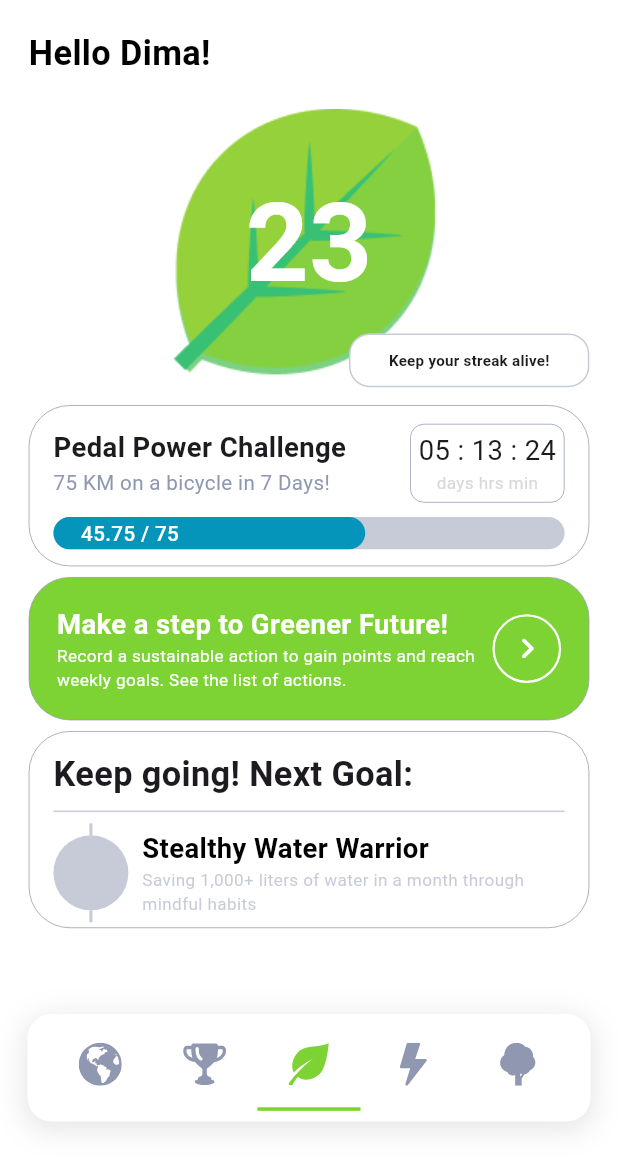
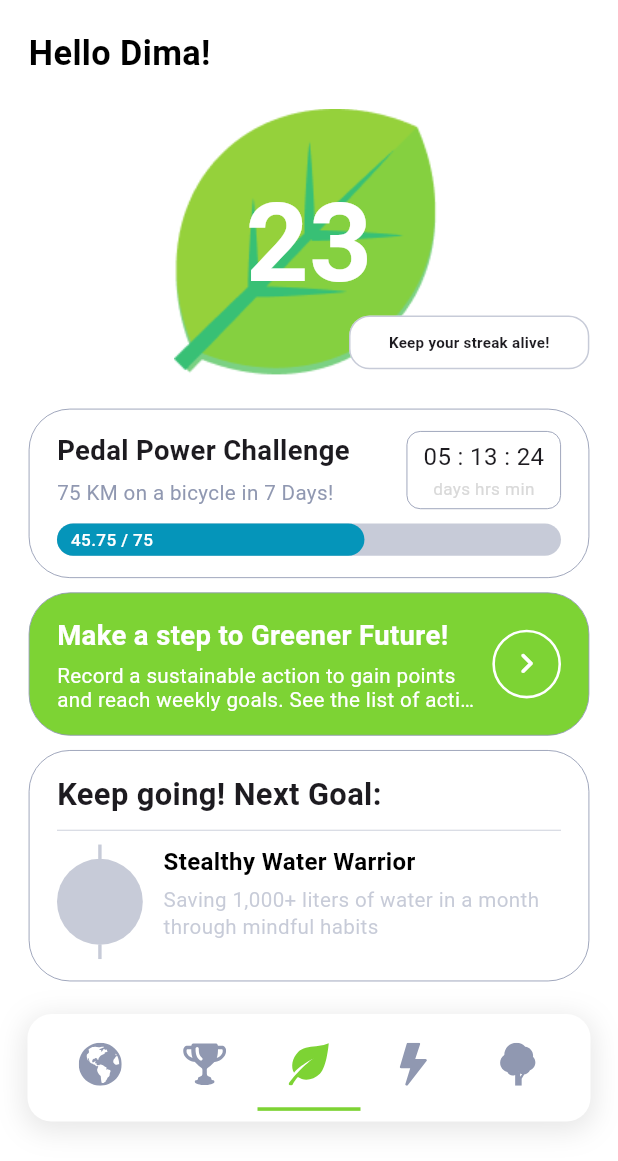
Before and after one commit to Kamal578/CH4NGE_UI, a Flutter app: the screen it shows after launch, on a phone screen of 412 x 824 dp, the part 75-1236 px from its top. Run offline on Flutter 3.47's test engine with Material 3 defaults, Android fonts, the phone set to English and light mode, and no system bars; our stand-ins replace dio, either_dart, flutter_bloc, flutter_dotenv, flutter_screenutil, flutter_svg and 3 more.

Commit message:
Adjusted spaces and fonts on Home/Challenges pages

```diff
--- a/lib/features/layers/presentation/screens/challenges/challenges_page.dart
+++ b/lib/features/layers/presentation/screens/challenges/challenges_page.dart
@@ -56,25 +56,27 @@ class _ChallengesPageState extends State<ChallengesPage> {
     );
   }
 
-  _buildWeeklyChallengeWidget() {
+  Widget _buildWeeklyChallengeWidget() {
   return Container(
     width: double.maxFinite,
-      height: 90.h,
-      padding: EdgeInsets.fromLTRB(16, 12, 16, 4),
+    constraints: BoxConstraints(minHeight: 90.h), // Use constraints instead of fixed height
+    padding: EdgeInsets.symmetric(horizontal: 16.w, vertical: 12.h),
     decoration: BoxDecoration(
       borderRadius: BorderRadius.circular(24.r),
       border: Border.all(
         color: const Color.fromARGB(255, 144, 152, 177),
-          width: 0.5,
+        width: 0.5.w, // Make border width responsive
       ),
     ),
     child: Column(
+      mainAxisSize: MainAxisSize.min,
       children: [
         Row(
-            mainAxisAlignment: MainAxisAlignment.spaceBetween,
+          crossAxisAlignment: CrossAxisAlignment.start,
           children: [
             Expanded(
               child: Column(
+                mainAxisSize: MainAxisSize.min,
                 crossAxisAlignment: CrossAxisAlignment.start,
                 children: [
                   Text(
@@ -83,7 +85,10 @@ class _ChallengesPageState extends State<ChallengesPage> {
                       fontSize: 16.sp,
                       fontWeight: FontWeight.w600,
                     ),
+                    maxLines: 1,
+                    overflow: TextOverflow.ellipsis,
                   ),
+                  SizedBox(height: 4.h),
                   Text(
                     "75 KM on a bicycle in 7 Days!",
                     style: TextStyle(
@@ -91,6 +96,7 @@ class _ChallengesPageState extends State<ChallengesPage> {
                       fontWeight: FontWeight.w400,
                       color: const Color.fromARGB(255, 144, 152, 177),
                     ),
+                    maxLines: 1,
                     overflow: TextOverflow.ellipsis,
                   ),
                 ],
@@ -98,7 +104,10 @@ class _ChallengesPageState extends State<ChallengesPage> {
             ),
             SizedBox(width: 8.w),
             Container(
-                width: 90.w,
+              constraints: BoxConstraints(
+                minWidth: 90.w,
+                maxWidth: 120.w, // Allow container to grow slightly
+              ),
               padding: EdgeInsets.symmetric(
                 horizontal: 4.w,
                 vertical: 4.h,
@@ -107,25 +116,32 @@ class _ChallengesPageState extends State<ChallengesPage> {
                 borderRadius: BorderRadius.circular(8.r),
                 border: Border.all(
                   color: const Color.fromARGB(255, 144, 152, 177),
-                    width: 0.5,
+                  width: 0.5.w,
                 ),
               ),
               child: Column(
+                mainAxisSize: MainAxisSize.min,
                 mainAxisAlignment: MainAxisAlignment.center,
                 children: [
-                    Text(
+                  FittedBox( // Ensure time text scales down
+                    child: Text(
                       "05 : 13 : 24",
                       style: TextStyle(
-                        fontSize: 16.sp,
+                        fontSize: 14.sp, // Reduced base size
                         fontWeight: FontWeight.w400,
                       ),
+                      maxLines: 1,
                     ),
+                  ),
+                  SizedBox(height: 2.h),
                   Text(
                     "days hrs min",
                     style: TextStyle(
                       fontSize: 10.sp,
                       color: const Color.fromARGB(255, 217, 217, 217),
                     ),
+                    maxLines: 1,
+                    overflow: TextOverflow.visible,
                   ),
                 ],
               ),
@@ -133,51 +149,57 @@ class _ChallengesPageState extends State<ChallengesPage> {
           ],
         ),
         SizedBox(height: 8.h),
-          SizedBox(child: _buildCompletedWeeklyAchievementBar(context)),
+        _buildCompletedWeeklyAchievementBar(context),
       ],
     ),
   );
 }
 
-  _buildCompletedWeeklyAchievementBar(BuildContext context) {
-    // Calculate the percentage of completed credits
+Widget _buildCompletedWeeklyAchievementBar(BuildContext context) {
   double percentageCompleted = 45.75 / 75;
 
-    return Stack(
+  return SizedBox(
+    height: 18.h,
+    child: Stack(
       children: [
         // Background bar
         Container(
-          height: 18.h,
           decoration: BoxDecoration(
             borderRadius: BorderRadius.circular(24.r),
             color: const Color.fromARGB(128, 144, 152, 177),
           ),
         ),
-        // Foreground bar representing progress
-        FractionallySizedBox(
-          widthFactor: percentageCompleted,
-          child: Container(
-            height: 18.h,
-            alignment: Alignment.center,
+        // Progress bar
+        LayoutBuilder(
+          builder: (context, constraints) {
+            return AnimatedContainer(
+              duration: const Duration(milliseconds: 300),
+              width: constraints.maxWidth * percentageCompleted,
               decoration: BoxDecoration(
                 borderRadius: BorderRadius.circular(24.r),
                 color: const Color.fromARGB(255, 5, 149, 186),
               ),
-            child: Container(
-              padding: EdgeInsets.only(left: 16.w),
+              child: Padding(
+                padding: EdgeInsets.symmetric(horizontal: 8.w),
+                child: Align(
                   alignment: Alignment.centerLeft,
                   child: Text(
                     "45.75 / 75",
                     style: TextStyle(
-                  fontSize: 12.sp,
+                      fontSize: 10.sp, // Reduced font size
                       fontWeight: FontWeight.w500,
                       color: Colors.white,
                     ),
+                    maxLines: 1,
+                    overflow: TextOverflow.fade,
                   ),
                 ),
               ),
+            );
+          },
         ),
       ],
+    ),
   );
 }
 
--- a/lib/features/layers/presentation/screens/home/view/home_page.dart
+++ b/lib/features/layers/presentation/screens/home/view/home_page.dart
@@ -33,12 +33,13 @@ class _HomePageState extends State<HomePage> {
             children: [
               _buildTitleWidget(),
               _buildStreakWidget(),
+              SizedBox(height: 2.h),
               _buildWeeklyChallengeWidget(),
-              SizedBox(height: 6.h),
+              SizedBox(height: 8.h),
               _buildActionListButtonWidget(),
-              SizedBox(height: 6.h),
+              SizedBox(height: 8.h),
               _buildNextAchievementWidget(),
-              SizedBox(height: 6.h),
+              SizedBox(height: 8.h),
             ],
           ),
         ),
@@ -89,7 +90,7 @@ class _HomePageState extends State<HomePage> {
             children: [
               Container(
                 width: double.maxFinite,
-                height: 140.h,
+                height: 130.h,
                 alignment: Alignment.centerLeft,
                 padding: EdgeInsets.only(left: 16.h),
                 child: FittedBox(
@@ -134,25 +135,27 @@ class _HomePageState extends State<HomePage> {
     );
   }
 
-  _buildWeeklyChallengeWidget() {
+Widget _buildWeeklyChallengeWidget() {
   return Container(
     width: double.maxFinite,
-      height: 90.h,
-      padding: EdgeInsets.fromLTRB(16, 12, 16, 4),
+    constraints: BoxConstraints(minHeight: 90.h), // Use constraints instead of fixed height
+    padding: EdgeInsets.symmetric(horizontal: 16.w, vertical: 12.h),
     decoration: BoxDecoration(
       borderRadius: BorderRadius.circular(24.r),
       border: Border.all(
         color: const Color.fromARGB(255, 144, 152, 177),
-          width: 0.5,
+        width: 0.5.w, // Make border width responsive
       ),
     ),
     child: Column(
+      mainAxisSize: MainAxisSize.min,
       children: [
         Row(
-            mainAxisAlignment: MainAxisAlignment.spaceBetween,
+          crossAxisAlignment: CrossAxisAlignment.start,
           children: [
             Expanded(
               child: Column(
+                mainAxisSize: MainAxisSize.min,
                 crossAxisAlignment: CrossAxisAlignment.start,
                 children: [
                   Text(
@@ -161,7 +164,10 @@ class _HomePageState extends State<HomePage> {
                       fontSize: 16.sp,
                       fontWeight: FontWeight.w600,
                     ),
+                    maxLines: 1,
+                    overflow: TextOverflow.ellipsis,
                   ),
+                  SizedBox(height: 4.h),
                   Text(
                     "75 KM on a bicycle in 7 Days!",
                     style: TextStyle(
@@ -169,6 +175,7 @@ class _HomePageState extends State<HomePage> {
                       fontWeight: FontWeight.w400,
                       color: const Color.fromARGB(255, 144, 152, 177),
                     ),
+                    maxLines: 1,
                     overflow: TextOverflow.ellipsis,
                   ),
                 ],
@@ -176,7 +183,10 @@ class _HomePageState extends State<HomePage> {
             ),
             SizedBox(width: 8.w),
             Container(
-                width: 90.w,
+              constraints: BoxConstraints(
+                minWidth: 90.w,
+                maxWidth: 120.w, // Allow container to grow slightly
+              ),
               padding: EdgeInsets.symmetric(
                 horizontal: 4.w,
                 vertical: 4.h,
@@ -185,25 +195,32 @@ class _HomePageState extends State<HomePage> {
                 borderRadius: BorderRadius.circular(8.r),
                 border: Border.all(
                   color: const Color.fromARGB(255, 144, 152, 177),
-                    width: 0.5,
+                  width: 0.5.w,
                 ),
               ),
               child: Column(
+                mainAxisSize: MainAxisSize.min,
                 mainAxisAlignment: MainAxisAlignment.center,
                 children: [
-                    Text(
+                  FittedBox( // Ensure time text scales down
+                    child: Text(
                       "05 : 13 : 24",
                       style: TextStyle(
-                        fontSize: 16.sp,
+                        fontSize: 14.sp, // Reduced base size
                         fontWeight: FontWeight.w400,
                       ),
+                      maxLines: 1,
                     ),
+                  ),
+                  SizedBox(height: 2.h),
                   Text(
                     "days hrs min",
                     style: TextStyle(
                       fontSize: 10.sp,
                       color: const Color.fromARGB(255, 217, 217, 217),
                     ),
+                    maxLines: 1,
+                    overflow: TextOverflow.visible,
                   ),
                 ],
               ),
@@ -211,74 +228,81 @@ class _HomePageState extends State<HomePage> {
           ],
         ),
         SizedBox(height: 8.h),
-          SizedBox(child: _buildCompletedWeeklyAchievementBar(context)),
+        _buildCompletedWeeklyAchievementBar(context),
       ],
     ),
   );
 }
 
-  _buildCompletedWeeklyAchievementBar(BuildContext context) {
-    // Calculate the percentage of completed credits
+Widget _buildCompletedWeeklyAchievementBar(BuildContext context) {
   double percentageCompleted = 45.75 / 75;
 
-    return Stack(
+  return SizedBox(
+    height: 18.h,
+    child: Stack(
       children: [
         // Background bar
         Container(
-          height: 18.h,
           decoration: BoxDecoration(
             borderRadius: BorderRadius.circular(24.r),
             color: const Color.fromARGB(128, 144, 152, 177),
           ),
         ),
-        // Foreground bar representing progress
-        FractionallySizedBox(
-          widthFactor: percentageCompleted,
-          child: Container(
-            height: 18.h,
-            alignment: Alignment.center,
+        // Progress bar
+        LayoutBuilder(
+          builder: (context, constraints) {
+            return AnimatedContainer(
+              duration: const Duration(milliseconds: 300),
+              width: constraints.maxWidth * percentageCompleted,
               decoration: BoxDecoration(
                 borderRadius: BorderRadius.circular(24.r),
                 color: const Color.fromARGB(255, 5, 149, 186),
               ),
-            child: Container(
-              padding: EdgeInsets.only(left: 16.w),
+              child: Padding(
+                padding: EdgeInsets.symmetric(horizontal: 8.w),
+                child: Align(
                   alignment: Alignment.centerLeft,
                   child: Text(
                     "45.75 / 75",
                     style: TextStyle(
-                  fontSize: 12.sp,
+                      fontSize: 10.sp, // Reduced font size
                       fontWeight: FontWeight.w500,
                       color: Colors.white,
                     ),
+                    maxLines: 1,
+                    overflow: TextOverflow.fade,
                   ),
                 ),
               ),
+            );
+          },
         ),
       ],
+    ),
   );
 }
 
-  _buildActionListButtonWidget() {
+Widget _buildActionListButtonWidget() {
   return Container(
     width: double.maxFinite,
-      height: 80.h,
-      padding: EdgeInsets.fromLTRB(16.w, 8.h, 16.w, 8.h),
+    constraints: BoxConstraints(minHeight: 80.h),
+    padding: EdgeInsets.symmetric(horizontal: 16.w, vertical: 8.h),
     decoration: BoxDecoration(
-        color: const Color.fromARGB(255, 125, 211, 52),
+      color: const Color(0xFF7DD334),
       borderRadius: BorderRadius.circular(24.r),
       border: Border.all(
-          color: const Color.fromARGB(255, 144, 152, 177),
-          width: 0.5,
+        color: const Color(0xFF9098B1),
+        width: 0.5.w,
       ),
     ),
     child: Row(
       mainAxisAlignment: MainAxisAlignment.spaceBetween,
+      crossAxisAlignment: CrossAxisAlignment.center,
       children: [
         Expanded(
           child: Column(
+            mainAxisSize: MainAxisSize.min,
             crossAxisAlignment: CrossAxisAlignment.start,
-              mainAxisAlignment: MainAxisAlignment.center,
             children: [
               Text(
                 "Make a step to Greener Future!",
@@ -290,12 +314,14 @@ class _HomePageState extends State<HomePage> {
                 maxLines: 1,
                 overflow: TextOverflow.ellipsis,
               ),
+              SizedBox(height: 4.h),
               Text(
                 "Record a sustainable action to gain points and reach weekly goals. See the list of actions.",
                 style: TextStyle(
-                    fontSize: 10.sp,
+                  fontSize: 12.sp, // Increased from 10.sp
                   fontWeight: FontWeight.w400,
                   color: Colors.white,
+                  height: 1.2,
                 ),
                 maxLines: 2,
                 overflow: TextOverflow.ellipsis,
@@ -306,27 +332,23 @@ class _HomePageState extends State<HomePage> {
         SizedBox(width: 8.w),
         Container(
           width: 40.w,
-            height: 40.h,
+          height: 40.w, // Keep square aspect ratio
           decoration: BoxDecoration(
             shape: BoxShape.circle,
-              color: const Color.fromARGB(255, 125, 211, 52),
+            color: const Color(0xFF7DD334),
             border: Border.all(
               color: Colors.white,
-                width: 1.5,
+              width: 1.5.w, // Made responsive
             ),
           ),
-            child: Center(
           child: IconButton(
-                onPressed: () {
-                  // Handle button press
-                },
-                icon: const Icon(
+            onPressed: () {},
+            icon: Icon(
               Icons.chevron_right_rounded,
               color: Colors.white,
-                  weight: 48,
+              size: 24.sp,
             ),
-                iconSize: 24.sp,
-              ),
+            padding: EdgeInsets.zero,
           ),
         ),
       ],
@@ -334,77 +356,85 @@ class _HomePageState extends State<HomePage> {
   );
 }
 
-  _buildNextAchievementWidget() {
+Widget _buildNextAchievementWidget() {
   return Container(
     width: double.maxFinite,
-      height: 110.h,
-      padding: EdgeInsets.fromLTRB(16, 12, 16, 4),
+    constraints: BoxConstraints(minHeight: 110.h),
+    padding: EdgeInsets.symmetric(horizontal: 16.w, vertical: 12.h),
     decoration: BoxDecoration(
       borderRadius: BorderRadius.circular(24.r),
       border: Border.all(
-          color: const Color.fromARGB(255, 144, 152, 177),
-          width: 0.5,
+        color: const Color(0xFF9098B1),
+        width: 0.5.w,
       ),
     ),
     child: Column(
+      mainAxisSize: MainAxisSize.min,
       crossAxisAlignment: CrossAxisAlignment.start,
       children: [
         Text(
-            "Keep going! Next Goal: ",
+          "Keep going! Next Goal:",
           style: TextStyle(
-              fontSize: 20.sp,
+            fontSize: 18.sp, // Reduced from 20.sp
             fontWeight: FontWeight.w600,
           ),
+          maxLines: 1,
+          overflow: TextOverflow.ellipsis,
         ),
         Divider(
-            color: const Color.fromARGB(128, 144, 152, 177),
+          color: const Color(0x809098B1),
+          height: 16.h,
+          thickness: 0.5.h,
         ),
         Row(
+          crossAxisAlignment: CrossAxisAlignment.start,
           children: [
             Column(
-                crossAxisAlignment: CrossAxisAlignment.center,
+              mainAxisSize: MainAxisSize.min,
               children: [
-                  // Vertical line (stick) above
                 Container(
-                    width: 2,
-                    height: 8,
-                    color: const Color.fromARGB(128, 144, 152, 177),
+                  width: 2.w,
+                  height: 8.h,
+                  color: const Color(0x809098B1),
                 ),
                 Container(
-                    width: 50,
-                    height: 50,
+                  width: 50.r, // Responsive radius-based size
+                  height: 50.r,
                   decoration: BoxDecoration(
-                      color: const Color.fromARGB(128, 144, 152, 177),
+                    color: const Color(0x809098B1),
                     shape: BoxShape.circle,
                   ),
                 ),
-                  // Vertical line (stick) below
                 Container(
-                    width: 2,
-                    height: 8,
-                    color: const Color.fromARGB(128, 144, 152, 177),
+                  width: 2.w,
+                  height: 8.h,
+                  color: const Color(0x809098B1),
                 ),
               ],
             ),
-              SizedBox(width: 8.w),
+            SizedBox(width: 12.w),
             Expanded(
               child: Column(
+                mainAxisSize: MainAxisSize.min,
                 crossAxisAlignment: CrossAxisAlignment.start,
                 children: [
                   Text(
                     "Stealthy Water Warrior",
                     style: TextStyle(
-                        fontSize: 16.sp,
+                      fontSize: 14.sp, // Reduced from 16.sp
                       fontWeight: FontWeight.bold,
                       color: Colors.black,
                     ),
+                    maxLines: 1,
+                    overflow: TextOverflow.ellipsis,
                   ),
+                  SizedBox(height: 4.h),
                   Text(
                     "Saving 1,000+ liters of water in a month through mindful habits",
                     style: TextStyle(
-                        fontSize: 10.sp,
-                        color: const Color.fromARGB(128, 144, 152, 177),
-                        height: 1.4,
+                      fontSize: 12.sp, // Increased from 10.sp
+                      color: const Color(0x809098B1),
+                      height: 1.3,
                     ),
                     maxLines: 2,
                     overflow: TextOverflow.ellipsis,
```
Lines whose indentation alone changed are shown as unchanged.
